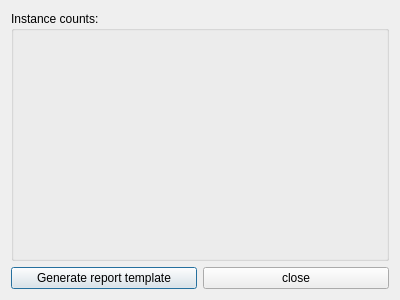
This is src/Windows/dummydatacreator.ui in Crystal-Photonics/crystalTestFrameworkApp as Qt 5 draws it before an edit. The edited form follows.
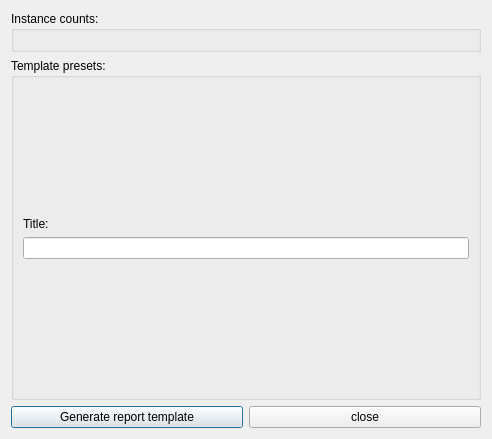
This is the edited form.

Commit message: refs #757 beautifying limereport template generation result

```diff
--- a/src/Windows/dummydatacreator.ui
+++ b/src/Windows/dummydatacreator.ui
@@ -6,8 +6,8 @@
    <rect>
     <x>0</x>
     <y>0</y>
-    <width>400</width>
-    <height>300</height>
+    <width>492</width>
+    <height>439</height>
    </rect>
   </property>
   <property name="windowTitle">
@@ -26,20 +26,65 @@
      </layout>
     </widget>
    </item>
-   <item row="1" column="0">
+   <item row="2" column="0">
     <widget class="QPushButton" name="pushButton">
      <property name="text">
       <string>Generate report template</string>
      </property>
     </widget>
    </item>
-   <item row="1" column="1">
+   <item row="2" column="1">
     <widget class="QPushButton" name="pushButton_2">
      <property name="text">
       <string>close</string>
      </property>
     </widget>
    </item>
+   <item row="1" column="0" colspan="2">
+    <widget class="QGroupBox" name="groupBox_2">
+     <property name="title">
+      <string>Template presets:</string>
+     </property>
+     <layout class="QGridLayout" name="gridLayout_4">
+      <item row="0" column="0">
+       <spacer name="verticalSpacer">
+        <property name="orientation">
+         <enum>Qt::Vertical</enum>
+        </property>
+        <property name="sizeHint" stdset="0">
+         <size>
+          <width>20</width>
+          <height>123</height>
+         </size>
+        </property>
+       </spacer>
+      </item>
+      <item row="1" column="0">
+       <widget class="QLabel" name="label">
+        <property name="text">
+         <string>Title:</string>
+        </property>
+       </widget>
+      </item>
+      <item row="2" column="0">
+       <widget class="QLineEdit" name="edt_title"/>
+      </item>
+      <item row="3" column="0">
+       <spacer name="verticalSpacer_2">
+        <property name="orientation">
+         <enum>Qt::Vertical</enum>
+        </property>
+        <property name="sizeHint" stdset="0">
+         <size>
+          <width>20</width>
+          <height>122</height>
+         </size>
+        </property>
+       </spacer>
+      </item>
+     </layout>
+    </widget>
+   </item>
   </layout>
  </widget>
  <resources/>
```
The commit also changes 5 other files.
